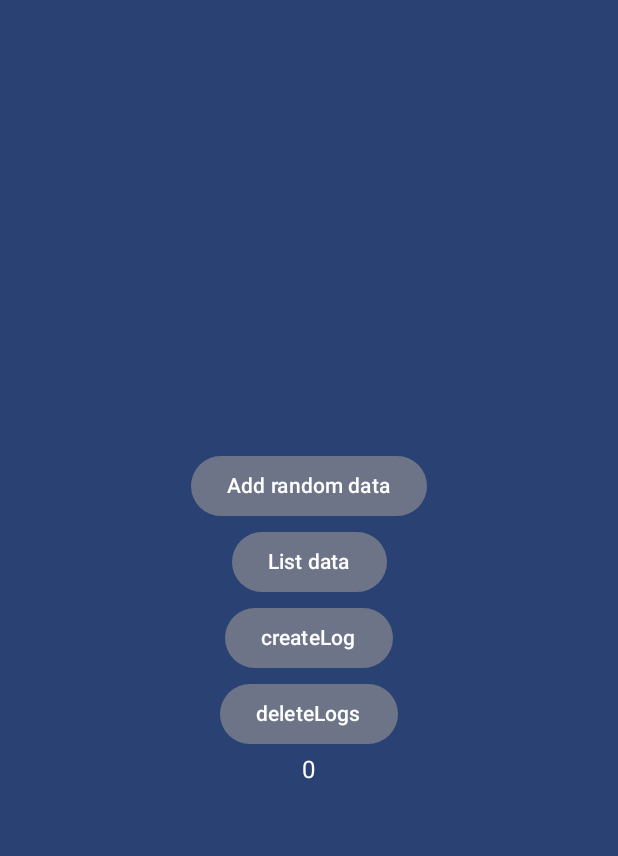
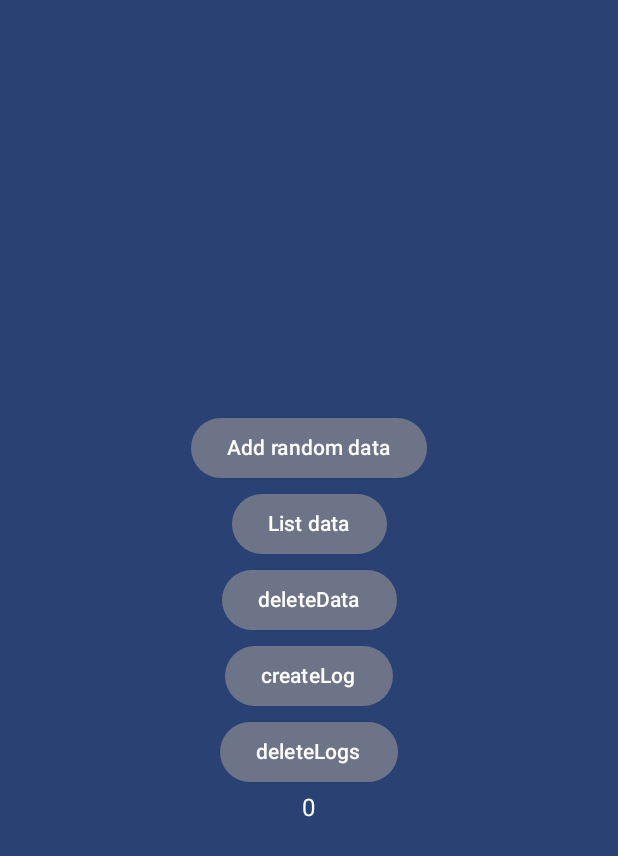
Before and after one commit to tredden330/esp32_to_android_app, an Android app built with Jetpack Compose: the composable HistoryScreen shown on its own in the app's theme, after a tap on "Add random data", on a phone screen of 412 x 824 dp. Shown: the top 856 px of the screen. Run offline under Robolectric (Android 15) with nearby library versions, the phone set to English and light mode, and no system bars; our stand-ins replace Room's generated code.

Commit message:
connect data from esp32

```diff
--- a/app/src/main/java/com/example/transmit_data/MainActivity.kt
+++ b/app/src/main/java/com/example/transmit_data/MainActivity.kt
@@ -169,6 +169,9 @@ fun NetworkScreen(modifier: Modifier = Modifier) {
                         } else {
                             dataLoad.value = text
                             dataHistory.add(text.toInt())
+                            val formatter = DateTimeFormatter.ofPattern("yyyy-MM-dd HH:mm ss.SSS")
+                            val current = LocalDateTime.now().format(formatter)
+                            addData(current)
                             //Log.d("12345", "incoming message: $current")
                         }
                     }
--- a/app/src/main/java/com/example/transmit_data/rooom.kt
+++ b/app/src/main/java/com/example/transmit_data/rooom.kt
@@ -41,11 +41,14 @@ fun HistoryScreen(modifier: Modifier = Modifier) {
         Column(modifier = Modifier.fillMaxSize(),
             verticalArrangement = Arrangement.Center,
             horizontalAlignment = Alignment.CenterHorizontally) {
-            FilledTonalButton(onClick = { addData() }, modifier = Modifier.padding(vertical = 1.dp)) {
+            FilledTonalButton(onClick = { addData("test") }, modifier = Modifier.padding(vertical = 1.dp)) {
                 Text(text = "Add random data")
             }
             FilledTonalButton(onClick = { listData(numDataPoints) }, modifier = Modifier.padding(vertical = 1.dp)) {
                 Text(text = "List data")
+            }
+            FilledTonalButton(onClick = { deleteData() }, modifier = Modifier.padding(vertical = 1.dp)) {
+                Text(text = "deleteData")
             }
             FilledTonalButton(onClick = { createLog() }, modifier = Modifier.padding(vertical = 1.dp)) {
                 Text(text = "createLog")
@@ -54,6 +57,17 @@ fun HistoryScreen(modifier: Modifier = Modifier) {
                 Text(text = "deleteLogs")
             }
             Text(numDataPoints.intValue.toString())
+        }
+    }
+}
+
+fun deleteData() {
+    CoroutineScope(Dispatchers.IO).launch {
+        try {
+            val dataPoints = MainActivity.main_database.dataDao().deleteData()
+            Log.e("rooom", dataPoints.toString())
+        } catch (e: Exception) {
+            Log.e("rooom", "Error creating user: ${e.message}")
         }
     }
 }
@@ -96,19 +110,19 @@ fun listData(numDataPoints: MutableIntState) {
         try {
             val dataPoints = MainActivity.main_database.dataDao().getAllData()
             Log.e("rooom", dataPoints.toString())
+            Log.e("rooom", dataPoints.size.toString())
         } catch (e: Exception) {
             Log.e("rooom", "Error creating user: ${e.message}")
         }
     }
 }
 
-fun addData() {
-    val formatter = DateTimeFormatter.ofPattern("yyyy-MM-dd HH:mm ss.SSS")
-    val current = LocalDateTime.now().format(formatter)
-    val newData = DataPoint(runID = 1, data = Random.nextInt(1,100), time = current.toString())
+fun addData(time: String) {
+    val newData = DataPoint(runID = 1, data = Random.nextInt(1,100), time = time)
     CoroutineScope(Dispatchers.IO).launch {
         try {
             MainActivity.main_database.dataDao().newData(newData)
+            Log.d("rooom", "data added")
         } catch (e: Exception) {
             Log.e("rooom", "Error creating user: ${e.message}")
         }
```
